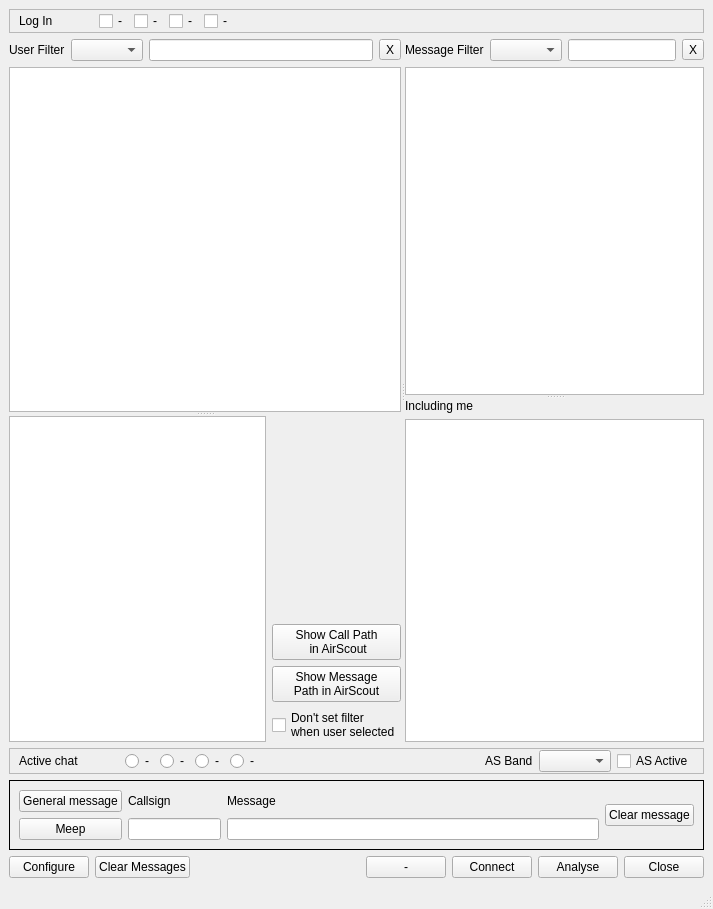
Rsclub22/Minos2-Mirror, file mqt/MqtKSTClient/kstmainwindow.ui: the form before one commit.
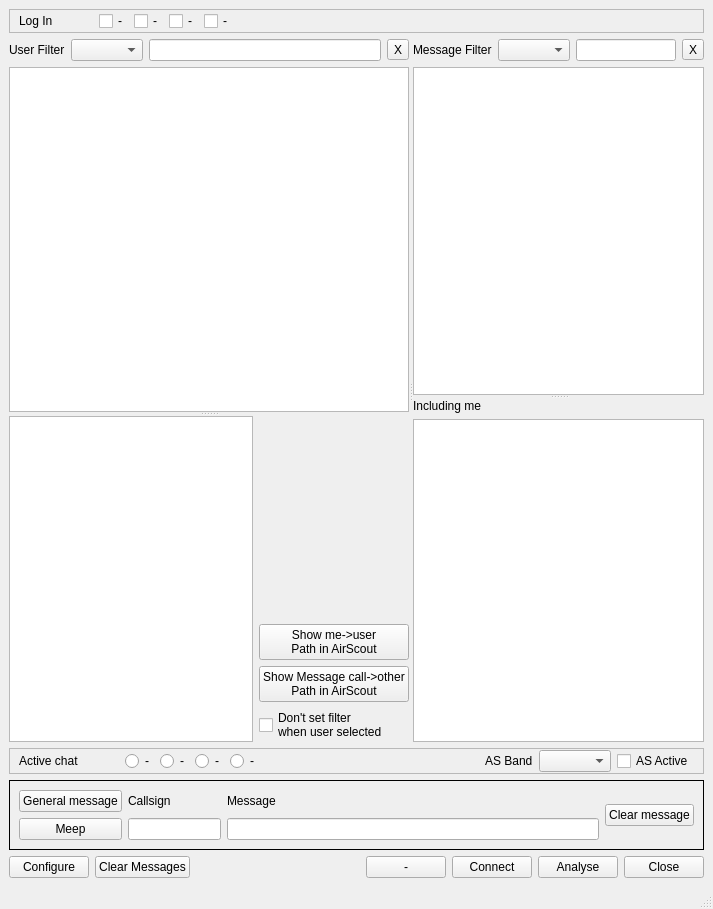
The form after the commit. Custom widgets are drawn as their Qt base class.

Commit message: as port and timeout configuration pt 2

What changed in the file:
```diff
--- a/mqt/MqtKSTClient/kstmainwindow.ui
+++ b/mqt/MqtKSTClient/kstmainwindow.ui
@@ -215,15 +215,15 @@
            <item>
             <widget class="QPushButton" name="showInAS">
              <property name="text">
-              <string>Show Call Path
- in AirScout</string>
+              <string>Show me-&gt;user
+Path in AirScout</string>
              </property>
             </widget>
            </item>
            <item>
             <widget class="QPushButton" name="showMPath">
              <property name="text">
-              <string>Show Message 
+              <string>Show Message call-&gt;other
 Path in AirScout</string>
              </property>
             </widget>
```
The commit also changes 2 other files.
